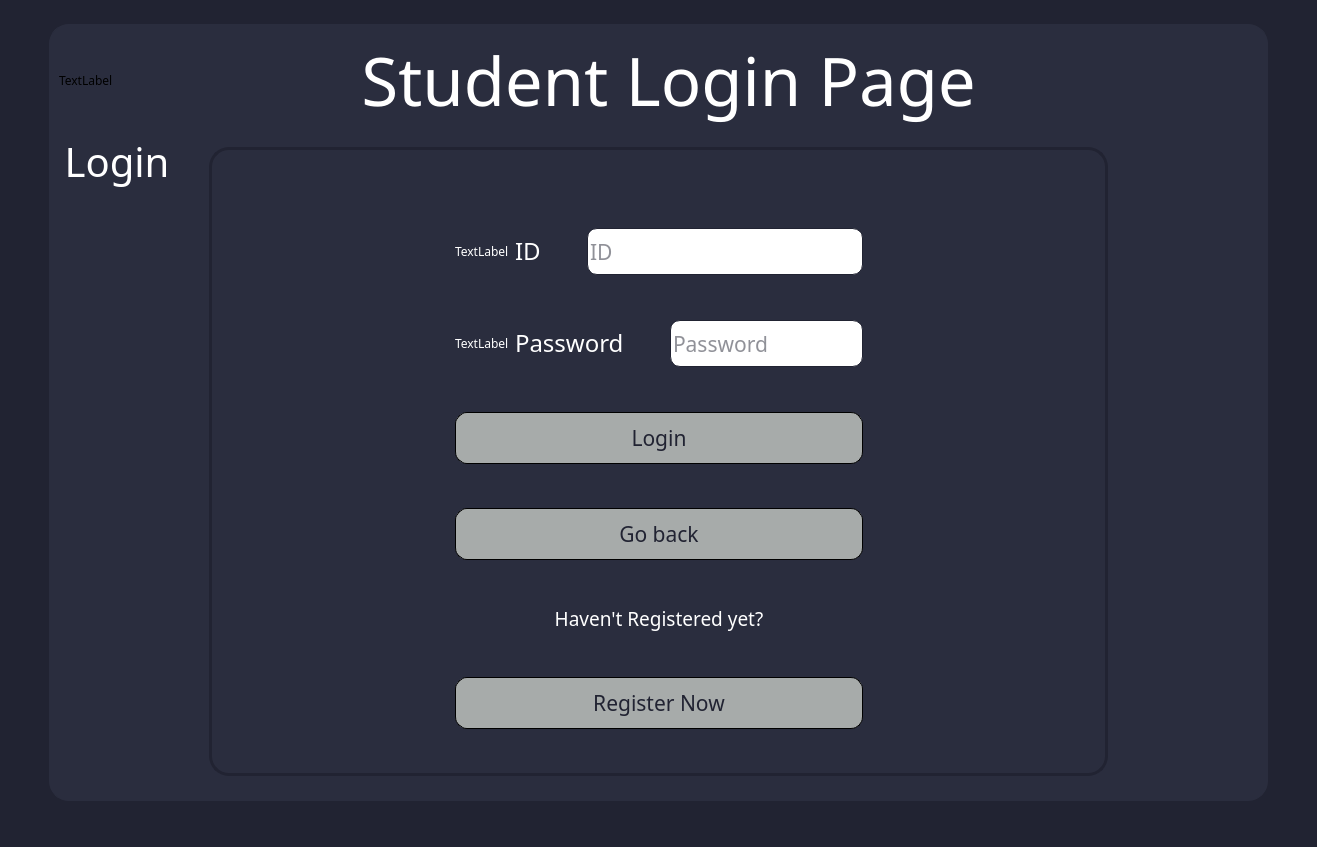
Before: the Qt Designer form ExamSphereV1/studentlogin.ui in BiratBC/ExamSphereV1, drawn with Qt 5.
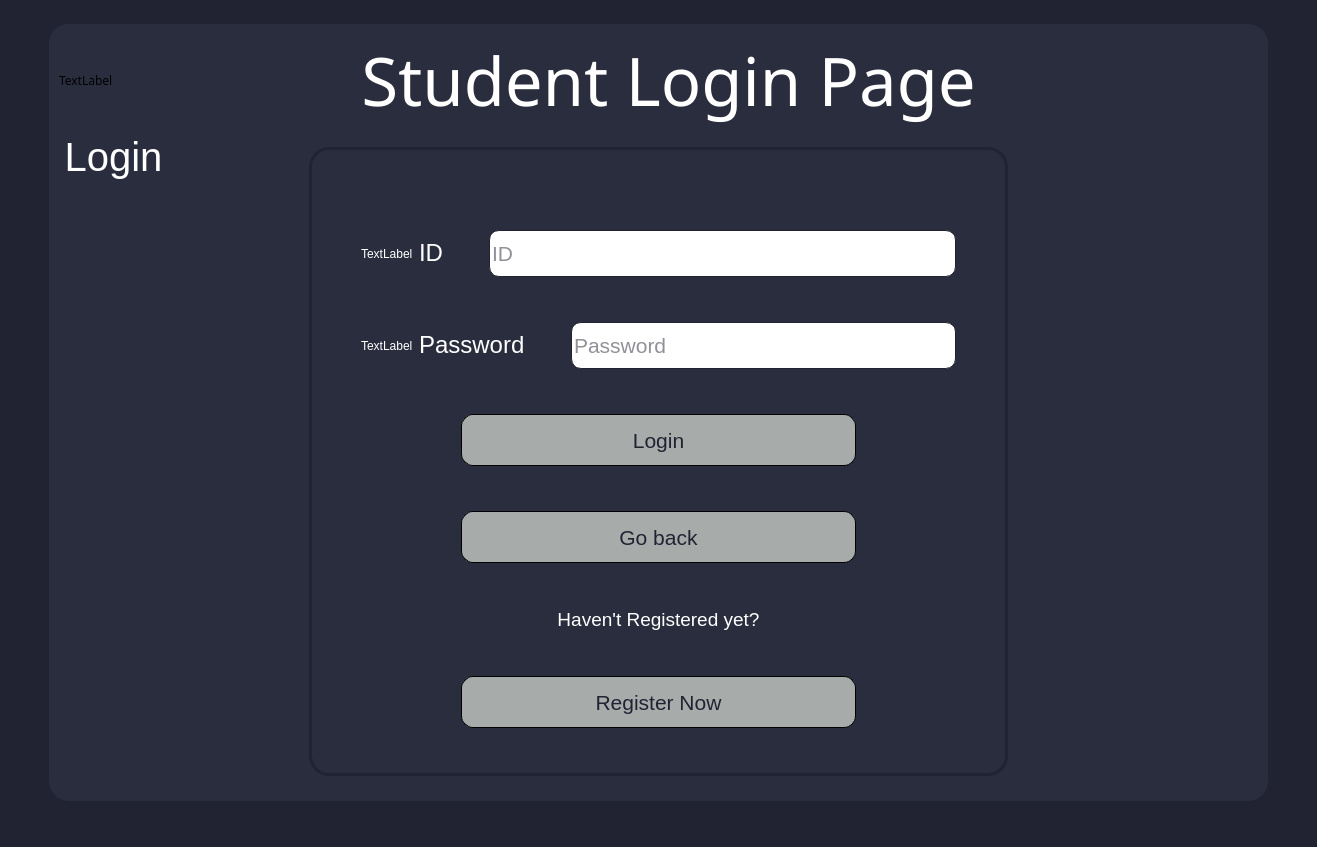
After: the same form once the commit is applied.

Patch:
```diff
--- a/ExamSphereV1/studentlogin.ui
+++ b/ExamSphereV1/studentlogin.ui
@@ -25,7 +25,7 @@
    <property name="styleSheet">
     <string notr="true">*{
 	background-color: rgba(33,35,50,255);
-font-family:Ubuntu Medium;
+font-family:Ubuntu;
 }
 QLineEdit
 {
@@ -102,10 +102,15 @@
            </property>
            <property name="font">
             <font>
-             <family>Ubuntu 7</family>
+             <family>Ubuntu</family>
              <pointsize>50</pointsize>
+             <italic>false</italic>
+             <bold>false</bold>
             </font>
            </property>
+           <property name="styleSheet">
+            <string notr="true">font: 50pt &quot;Ubuntu&quot;;</string>
+           </property>
            <property name="text">
             <string>&lt;font color = #fff&gt;Student Login Page</string>
            </property>
@@ -136,18 +141,19 @@
         <widget class="QGroupBox" name="Login">
          <property name="font">
           <font>
-           <family>Ubuntu 7</family>
+           <family>Ubuntu</family>
            <pointsize>30</pointsize>
           </font>
          </property>
          <property name="styleSheet">
           <string notr="true">*{
+font-family:Ubuntu;
 color:#fff;
 }
 QGroupBox
 {
-margin-left:150px;
-margin-right:150px;
+margin-left:250px;
+margin-right:250px;
 	border:3px solid;
 	border-color: rgba(33,35,50,255);
 border-radius:20px;
@@ -180,7 +186,7 @@
                  <widget class="QLabel" name="id">
                   <property name="font">
                    <font>
-                    <family>Ubuntu 7</family>
+                    <family>Ubuntu</family>
                     <pointsize>18</pointsize>
                    </font>
                   </property>
@@ -209,7 +215,7 @@
                  <widget class="QLineEdit" name="idLine">
                   <property name="font">
                    <font>
-                    <family>Ubuntu 7</family>
+                    <family>Ubuntu</family>
                     <pointsize>16</pointsize>
                    </font>
                   </property>
@@ -253,7 +259,7 @@
                  <widget class="QLabel" name="password">
                   <property name="font">
                    <font>
-                    <family>Ubuntu 7</family>
+                    <family>Ubuntu</family>
                     <pointsize>18</pointsize>
                    </font>
                   </property>
@@ -282,7 +288,7 @@
                  <widget class="QLineEdit" name="passwordLine">
                   <property name="font">
                    <font>
-                    <family>Ubuntu 7</family>
+                    <family>Ubuntu</family>
                     <pointsize>16</pointsize>
                    </font>
                   </property>
@@ -322,7 +328,7 @@
              <widget class="QPushButton" name="pushButton">
               <property name="font">
                <font>
-                <family>Ubuntu 7</family>
+                <family>Ubuntu</family>
                 <pointsize>16</pointsize>
                </font>
               </property>
@@ -335,7 +341,9 @@
 border-radius: 12px; 
 border: 1px solid;
 height:50px;
-width:100px;</string>
+width:100px;
+margin-left:100px;
+margin-right:100px;</string>
               </property>
               <property name="text">
                <string>Login</string>
@@ -362,7 +370,7 @@
              <widget class="QPushButton" name="pushButton_2">
               <property name="font">
                <font>
-                <family>Ubuntu 7</family>
+                <family>Ubuntu</family>
                 <pointsize>16</pointsize>
                </font>
               </property>
@@ -375,7 +383,9 @@
 border-radius: 12px; 
 border: 1px solid;
 height:50px;
-width:100px;</string>
+width:100px;
+margin-left:100px;
+margin-right:100px;</string>
               </property>
               <property name="text">
                <string>Go back</string>
@@ -402,7 +412,7 @@
              <widget class="QLabel" name="label_2">
               <property name="font">
                <font>
-                <family>Ubuntu 7</family>
+                <family>Ubuntu</family>
                 <pointsize>14</pointsize>
                </font>
               </property>
@@ -437,7 +447,7 @@
              <widget class="QPushButton" name="pushButton_3">
               <property name="font">
                <font>
-                <family>Ubuntu 7</family>
+                <family>Ubuntu</family>
                 <pointsize>16</pointsize>
                </font>
               </property>
@@ -450,7 +460,9 @@
 border-radius: 12px; 
 border: 1px solid;
 height:50px;
-width:100px;</string>
+width:100px;
+margin-left:100px;
+margin-right:100px;</string>
               </property>
               <property name="text">
                <string>Register Now</string>
@@ -459,15 +471,18 @@
             </item>
            </layout>
           </item>
-          <item row="0" column="1">
-           <spacer name="verticalSpacer_5">
+          <item row="2" column="0">
+           <spacer name="horizontalSpacer">
             <property name="orientation">
-             <enum>Qt::Vertical</enum>
+             <enum>Qt::Horizontal</enum>
+            </property>
+            <property name="sizeType">
+             <enum>QSizePolicy::Preferred</enum>
             </property>
             <property name="sizeHint" stdset="0">
              <size>
-              <width>20</width>
-              <height>40</height>
+              <width>40</width>
+              <height>20</height>
              </size>
             </property>
            </spacer>
@@ -501,18 +516,15 @@
             </property>
            </spacer>
           </item>
-          <item row="2" column="0">
-           <spacer name="horizontalSpacer">
+          <item row="0" column="1">
+           <spacer name="verticalSpacer_5">
             <property name="orientation">
-             <enum>Qt::Horizontal</enum>
-            </property>
-            <property name="sizeType">
-             <enum>QSizePolicy::Expanding</enum>
+             <enum>Qt::Vertical</enum>
             </property>
             <property name="sizeHint" stdset="0">
              <size>
-              <width>40</width>
-              <height>20</height>
+              <width>20</width>
+              <height>40</height>
              </size>
             </property>
            </spacer>
@@ -523,7 +535,7 @@
              <enum>Qt::Horizontal</enum>
             </property>
             <property name="sizeType">
-             <enum>QSizePolicy::Expanding</enum>
+             <enum>QSizePolicy::Preferred</enum>
             </property>
             <property name="sizeHint" stdset="0">
              <size>
```
